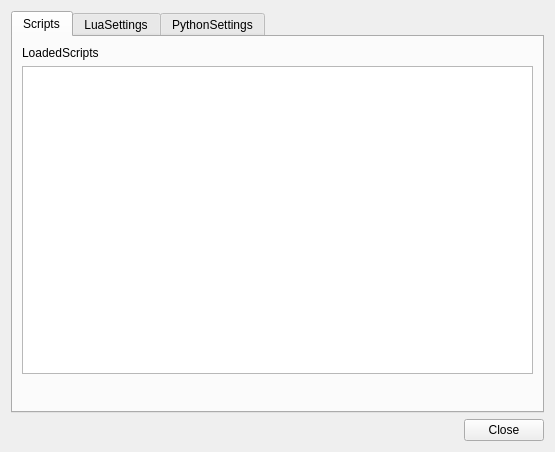
First picture: the form in UI/frontend-plugins/frontend-tools/forms/scripts.ui, repository Gabijanj/obs-studio, before the edit.
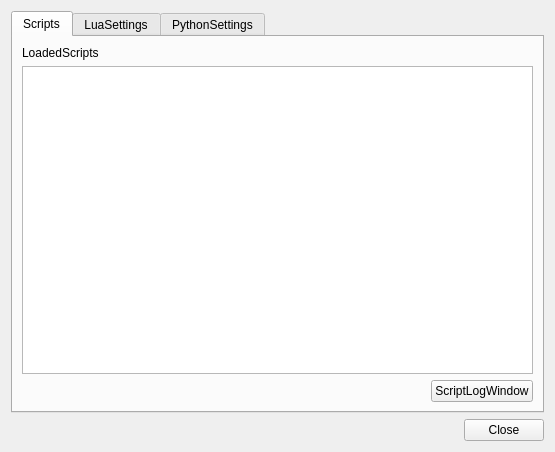
Second picture: the form after the edit.

Patch:
```diff
--- a/UI/frontend-plugins/frontend-tools/forms/scripts.ui
+++ b/UI/frontend-plugins/frontend-tools/forms/scripts.ui
@@ -131,6 +131,13 @@
            </property>
           </spacer>
          </item>
+         <item>
+          <widget class="QPushButton" name="scriptLog">
+           <property name="text">
+            <string>ScriptLogWindow</string>
+           </property>
+          </widget>
+         </item>
         </layout>
        </item>
       </layout>
```
